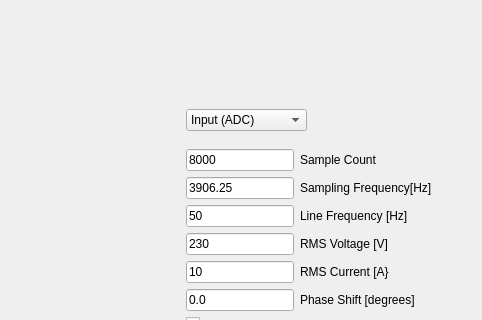
Above: examples/windows/src/mainwindow.ui from lwray-renesas/LMA before the change; both pictures show x 534 to 1016 and y 181 to 501 of the 1016 by 628 pixel window. Below: the same form after it.
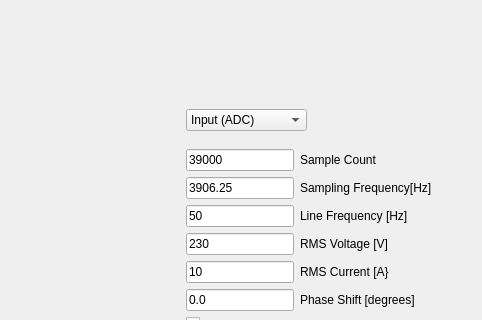
That is the form after the change.

Diff of the .ui file:
```diff
--- a/examples/windows/src/mainwindow.ui
+++ b/examples/windows/src/mainwindow.ui
@@ -90,7 +90,7 @@
      <item row="0" column="0">
       <widget class="QLineEdit" name="sample_count_input">
        <property name="text">
-        <string>8000</string>
+        <string>39000</string>
        </property>
       </widget>
      </item>
```
